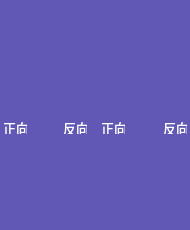
Above: yhfp/doublecyemform.ui from hqtecheptech/MagicPill before the change. Below: the same form after it.
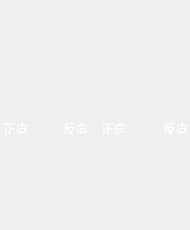
That is the form after the change. Icons and pictures are not drawn.

Patch:
```diff
--- a/yhfp/doublecyemform.ui
+++ b/yhfp/doublecyemform.ui
@@ -19,7 +19,7 @@
    <string>Form</string>
   </property>
   <property name="styleSheet">
-   <string notr="true">background-color: rgb(96, 88, 180);</string>
+   <string notr="true"/>
   </property>
   <widget class="QLabel" name="em_label">
    <property name="geometry">
```
